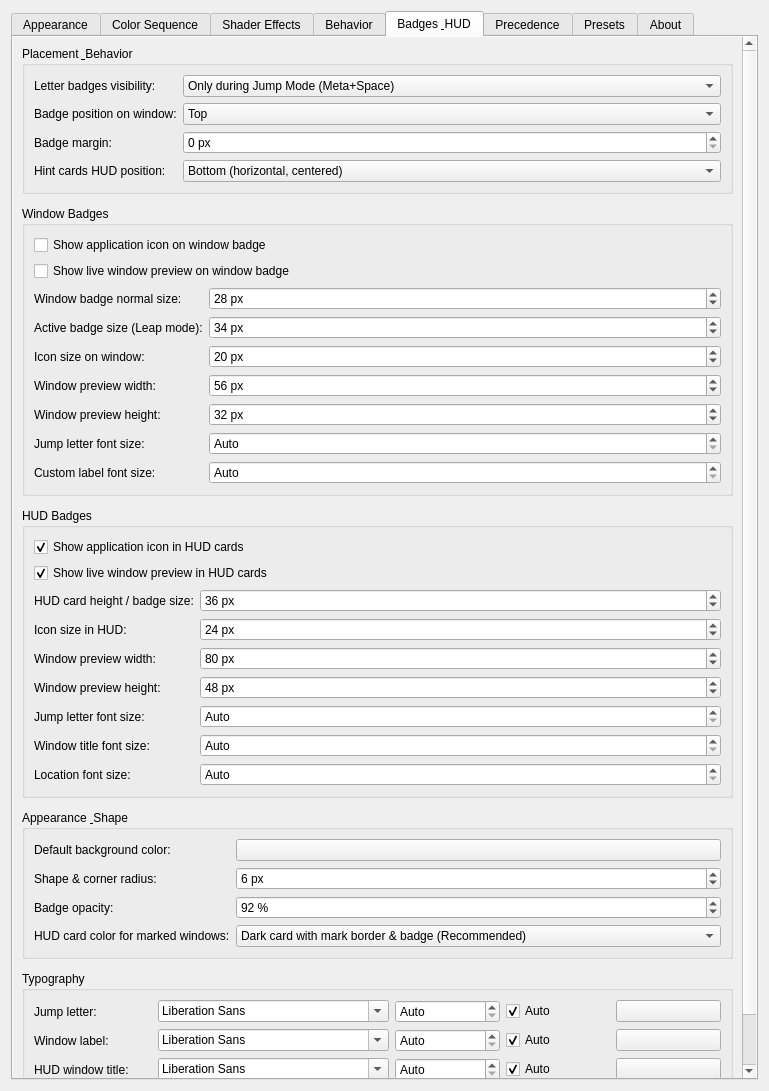
Old version of the form activewindowoutline_config.ui in the repository gmalinowski/LeapK.
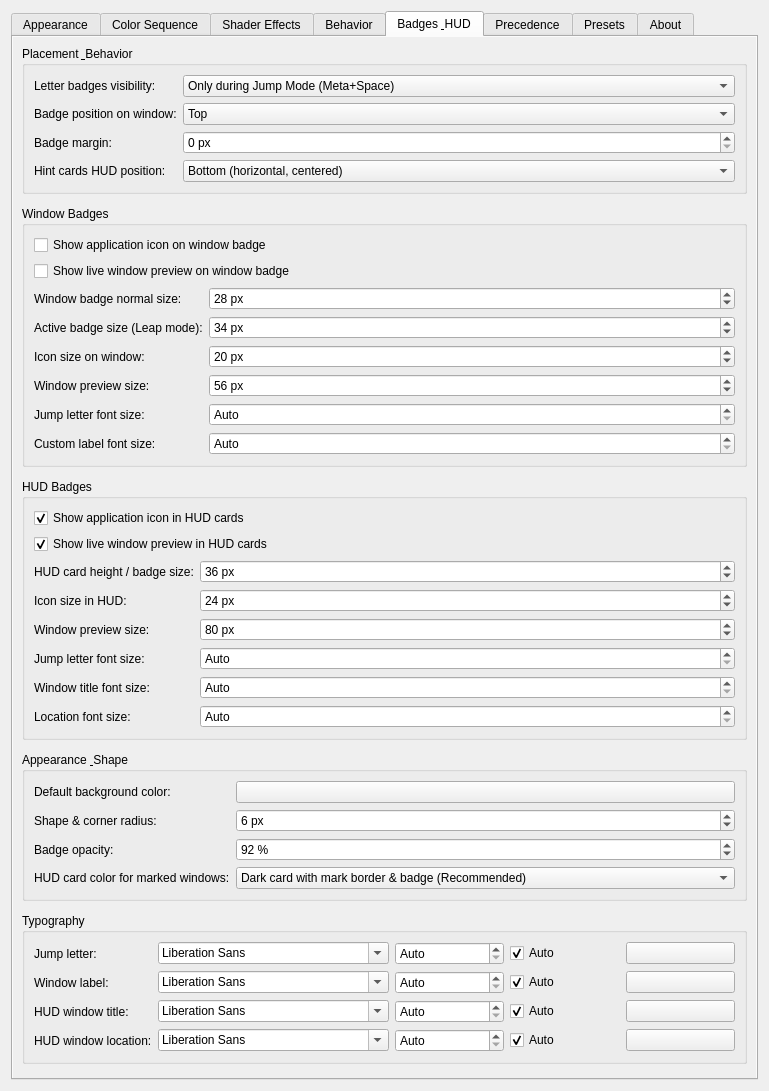
New version of the form. The open tabs and pages were chosen to show the change. Icons and pictures are not drawn. Custom widgets are drawn as their Qt base class.

Commit message: feat(hud): unify preview size to single setting with higher limit and top-align HUD badges

Patch:
```diff
--- a/activewindowoutline_config.ui
+++ b/activewindowoutline_config.ui
@@ -2004,7 +2004,7 @@
               <item row="5" column="0">
                <widget class="QLabel" name="label_badgeWindowThumbnailWidth">
                 <property name="text">
-                 <string>Window preview width:</string>
+                 <string>Window preview size:</string>
                 </property>
                 <property name="toolTip">
                  <string>Width of the window preview thumbnail on window badges in pixels (default: 56 px).</string>
@@ -2014,10 +2014,10 @@
               <item row="5" column="1">
                <widget class="QSpinBox" name="kcfg_BadgeWindowThumbnailWidth">
                 <property name="minimum">
-                 <number>24</number>
+                 <number>16</number>
                 </property>
                 <property name="maximum">
-                 <number>200</number>
+                 <number>600</number>
                 </property>
                 <property name="singleStep">
                  <number>4</number>
@@ -2031,35 +2031,6 @@
                </widget>
               </item>
               <item row="6" column="0">
-               <widget class="QLabel" name="label_badgeWindowThumbnailHeight">
-                <property name="text">
-                 <string>Window preview height:</string>
-                </property>
-                <property name="toolTip">
-                 <string>Height of the window preview thumbnail on window badges in pixels (default: 32 px).</string>
-                </property>
-               </widget>
-              </item>
-              <item row="6" column="1">
-               <widget class="QSpinBox" name="kcfg_BadgeWindowThumbnailHeight">
-                <property name="minimum">
-                 <number>16</number>
-                </property>
-                <property name="maximum">
-                 <number>120</number>
-                </property>
-                <property name="singleStep">
-                 <number>2</number>
-                </property>
-                <property name="value">
-                 <number>32</number>
-                </property>
-                <property name="suffix">
-                 <string> px</string>
-                </property>
-               </widget>
-              </item>
-              <item row="7" column="0">
                <widget class="QLabel" name="label_badgeWindowLetterFontSize">
                 <property name="text">
                  <string>Jump letter font size:</string>
@@ -2069,7 +2040,7 @@
                 </property>
                </widget>
               </item>
-              <item row="7" column="1">
+              <item row="6" column="1">
                <widget class="QSpinBox" name="kcfg_BadgeWindowLetterFontSize">
                 <property name="minimum">
                  <number>0</number>
@@ -2088,7 +2059,7 @@
                 </property>
                </widget>
               </item>
-              <item row="8" column="0">
+              <item row="7" column="0">
                <widget class="QLabel" name="label_badgeWindowLabelFontSize">
                 <property name="text">
                  <string>Custom label font size:</string>
@@ -2098,7 +2069,7 @@
                 </property>
                </widget>
               </item>
-              <item row="8" column="1">
+              <item row="7" column="1">
                <widget class="QSpinBox" name="kcfg_BadgeWindowLabelFontSize">
                 <property name="minimum">
                  <number>0</number>
@@ -2215,7 +2186,7 @@
               <item row="4" column="0">
                <widget class="QLabel" name="label_badgeHudThumbnailWidth">
                 <property name="text">
-                 <string>Window preview width:</string>
+                 <string>Window preview size:</string>
                 </property>
                 <property name="toolTip">
                  <string>Width of the window preview thumbnail in HUD cards in pixels (default: 80 px).</string>
@@ -2228,7 +2199,7 @@
                  <number>24</number>
                 </property>
                 <property name="maximum">
-                 <number>300</number>
+                 <number>1000</number>
                 </property>
                 <property name="singleStep">
                  <number>4</number>
@@ -2242,35 +2213,6 @@
                </widget>
               </item>
               <item row="5" column="0">
-               <widget class="QLabel" name="label_badgeHudThumbnailHeight">
-                <property name="text">
-                 <string>Window preview height:</string>
-                </property>
-                <property name="toolTip">
-                 <string>Height of the window preview thumbnail in HUD cards in pixels (default: 48 px).</string>
-                </property>
-               </widget>
-              </item>
-              <item row="5" column="1">
-               <widget class="QSpinBox" name="kcfg_BadgeHudThumbnailHeight">
-                <property name="minimum">
-                 <number>16</number>
-                </property>
-                <property name="maximum">
-                 <number>200</number>
-                </property>
-                <property name="singleStep">
-                 <number>2</number>
-                </property>
-                <property name="value">
-                 <number>48</number>
-                </property>
-                <property name="suffix">
-                 <string> px</string>
-                </property>
-               </widget>
-              </item>
-              <item row="6" column="0">
                <widget class="QLabel" name="label_badgeHudLetterFontSize">
                 <property name="text">
                  <string>Jump letter font size:</string>
@@ -2280,7 +2222,7 @@
                 </property>
                </widget>
               </item>
-              <item row="6" column="1">
+              <item row="5" column="1">
                <widget class="QSpinBox" name="kcfg_BadgeHudLetterFontSize">
                 <property name="minimum">
                  <number>0</number>
@@ -2299,7 +2241,7 @@
                 </property>
                </widget>
               </item>
-              <item row="7" column="0">
+              <item row="6" column="0">
                <widget class="QLabel" name="label_badgeHudCaptionFontSize">
                 <property name="text">
                  <string>Window title font size:</string>
@@ -2309,7 +2251,7 @@
                 </property>
                </widget>
               </item>
-              <item row="7" column="1">
+              <item row="6" column="1">
                <widget class="QSpinBox" name="kcfg_BadgeHudCaptionFontSize">
                 <property name="minimum">
                  <number>0</number>
@@ -2328,7 +2270,7 @@
                 </property>
                </widget>
               </item>
-              <item row="8" column="0">
+              <item row="7" column="0">
                <widget class="QLabel" name="label_badgeHudLocationFontSize">
                 <property name="text">
                  <string>Location font size:</string>
@@ -2338,7 +2280,7 @@
                 </property>
                </widget>
               </item>
-              <item row="8" column="1">
+              <item row="7" column="1">
                <widget class="QSpinBox" name="kcfg_BadgeHudLocationFontSize">
                 <property name="minimum">
                  <number>0</number>
```
Left out of the diff: 12 changed lines with no effect on the pictures. The commit also changes 8 other files.
